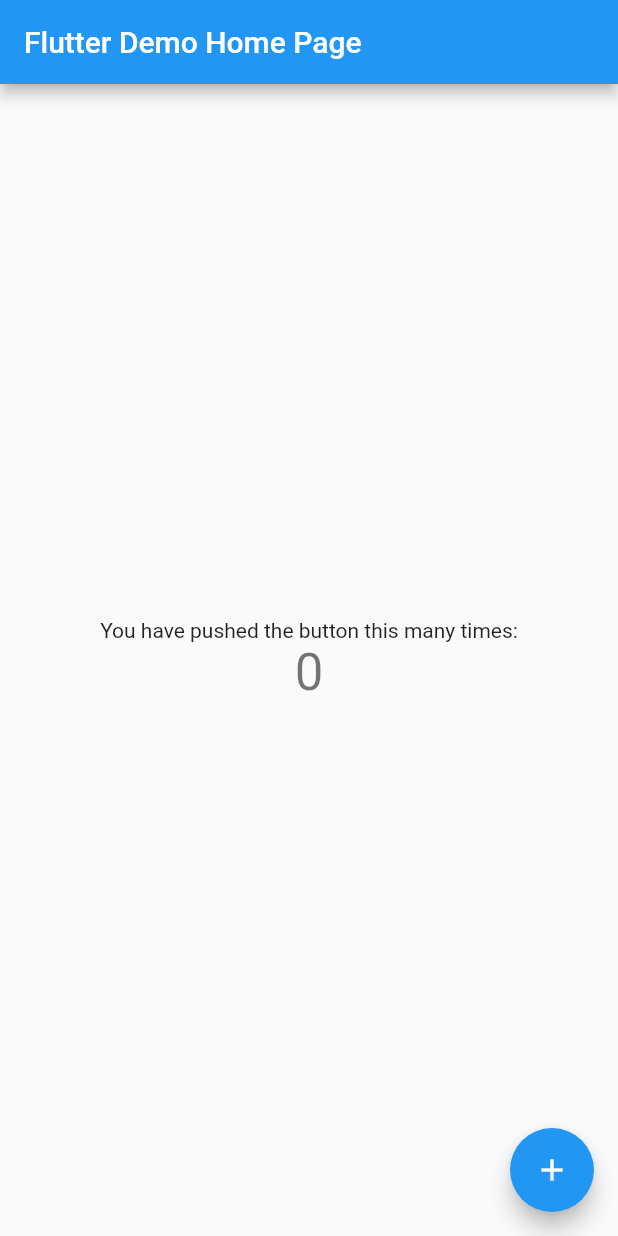
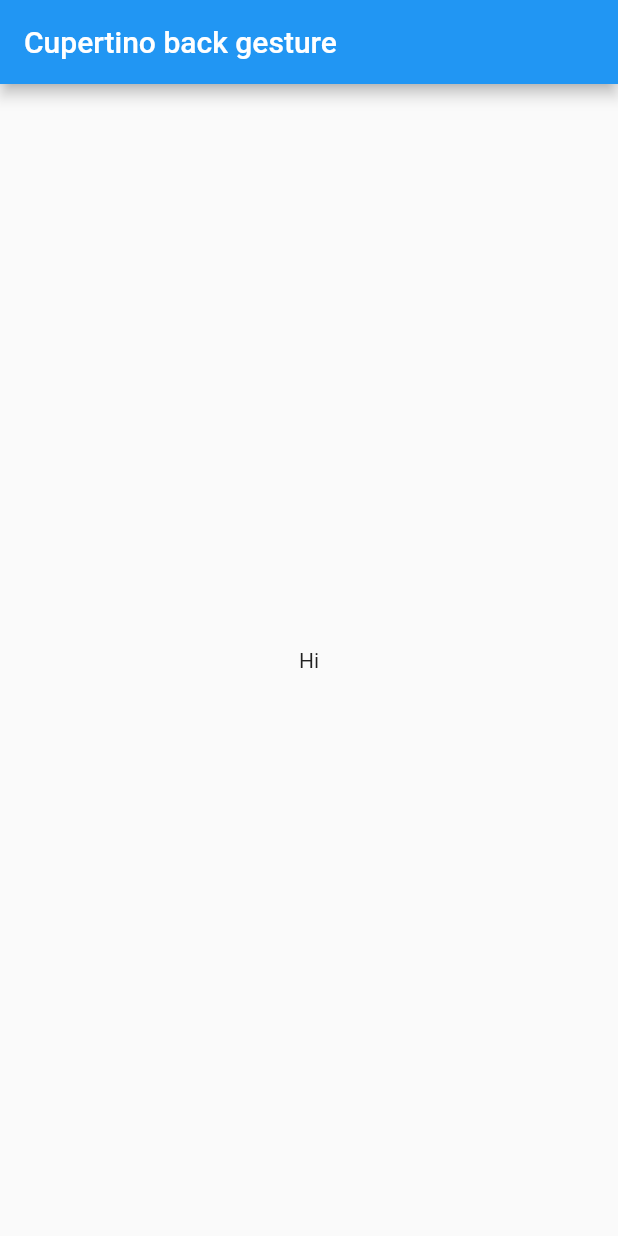
Before and after one commit to PiN73/cupertino_back_gesture, a Flutter app: the screen it shows after launch, on a phone screen of 412 x 824 dp. Run offline on Flutter 3.47's test engine with Material 2 defaults, Android fonts, the phone set to English and light mode, and no system bars.

Commit message:
remove unused

```diff
--- a/example/lib/main.dart
+++ b/example/lib/main.dart
@@ -1,111 +1,31 @@
 import 'package:flutter/material.dart';
 
-void main() => runApp(MyApp());
+void main() => runApp(App());
 
-class MyApp extends StatelessWidget {
-  // This widget is the root of your application.
+class App extends StatelessWidget {
   @override
   Widget build(BuildContext context) {
     return MaterialApp(
-      title: 'Flutter Demo',
-      theme: ThemeData(
-        // This is the theme of your application.
-        //
-        // Try running your application with "flutter run". You'll see the
-        // application has a blue toolbar. Then, without quitting the app, try
-        // changing the primarySwatch below to Colors.green and then invoke
-        // "hot reload" (press "r" in the console where you ran "flutter run",
-        // or simply save your changes to "hot reload" in a Flutter IDE).
-        // Notice that the counter didn't reset back to zero; the application
-        // is not restarted.
-        primarySwatch: Colors.blue,
-      ),
-      home: MyHomePage(title: 'Flutter Demo Home Page'),
+      home: MainPage(),
     );
   }
 }
 
-class MyHomePage extends StatefulWidget {
-  MyHomePage({Key key, this.title}) : super(key: key);
-
-  // This widget is the home page of your application. It is stateful, meaning
-  // that it has a State object (defined below) that contains fields that affect
-  // how it looks.
-
-  // This class is the configuration for the state. It holds the values (in this
-  // case the title) provided by the parent (in this case the App widget) and
-  // used by the build method of the State. Fields in a Widget subclass are
-  // always marked "final".
-
-  final String title;
-
-  @override
-  _MyHomePageState createState() => _MyHomePageState();
-}
-
-class _MyHomePageState extends State<MyHomePage> {
-  int _counter = 0;
-
-  void _incrementCounter() {
-    setState(() {
-      // This call to setState tells the Flutter framework that something has
-      // changed in this State, which causes it to rerun the build method below
-      // so that the display can reflect the updated values. If we changed
-      // _counter without calling setState(), then the build method would not be
-      // called again, and so nothing would appear to happen.
-      _counter++;
-    });
-  }
-
+class MainPage extends StatelessWidget {
   @override
   Widget build(BuildContext context) {
-    // This method is rerun every time setState is called, for instance as done
-    // by the _incrementCounter method above.
-    //
-    // The Flutter framework has been optimized to make rerunning build methods
-    // fast, so that you can just rebuild anything that needs updating rather
-    // than having to individually change instances of widgets.
     return Scaffold(
       appBar: AppBar(
-        // Here we take the value from the MyHomePage object that was created by
-        // the App.build method, and use it to set our appbar title.
-        title: Text(widget.title),
+        title: Text('Cupertino back gesture'),
       ),
       body: Center(
-        // Center is a layout widget. It takes a single child and positions it
-        // in the middle of the parent.
         child: Column(
-          // Column is also a layout widget. It takes a list of children and
-          // arranges them vertically. By default, it sizes itself to fit its
-          // children horizontally, and tries to be as tall as its parent.
-          //
-          // Invoke "debug painting" (press "p" in the console, choose the
-          // "Toggle Debug Paint" action from the Flutter Inspector in Android
-          // Studio, or the "Toggle Debug Paint" command in Visual Studio Code)
-          // to see the wireframe for each widget.
-          //
-          // Column has various properties to control how it sizes itself and
-          // how it positions its children. Here we use mainAxisAlignment to
-          // center the children vertically; the main axis here is the vertical
-          // axis because Columns are vertical (the cross axis would be
-          // horizontal).
           mainAxisAlignment: MainAxisAlignment.center,
           children: <Widget>[
-            Text(
-              'You have pushed the button this many times:',
-            ),
-            Text(
-              '$_counter',
-              style: Theme.of(context).textTheme.display1,
-            ),
+            Text('Hi'),
           ],
         ),
       ),
-      floatingActionButton: FloatingActionButton(
-        onPressed: _incrementCounter,
-        tooltip: 'Increment',
-        child: Icon(Icons.add),
-      ), // This trailing comma makes auto-formatting nicer for build methods.
     );
   }
 }
--- a/lib/cupertino_back_gesture.dart
+++ b/lib/cupertino_back_gesture.dart
@@ -1,7 +1 @@
 library cupertino_back_gesture;
-
-/// A Calculator.
-class Calculator {
-  /// Returns [value] plus 1.
-  int addOne(int value) => value + 1;
-}
```
Also changed, not shown: example/pubspec.yaml (+0 -56 lines), pubspec.yaml (+0 -37 lines), example/pubspec.lock, 2 other files.
